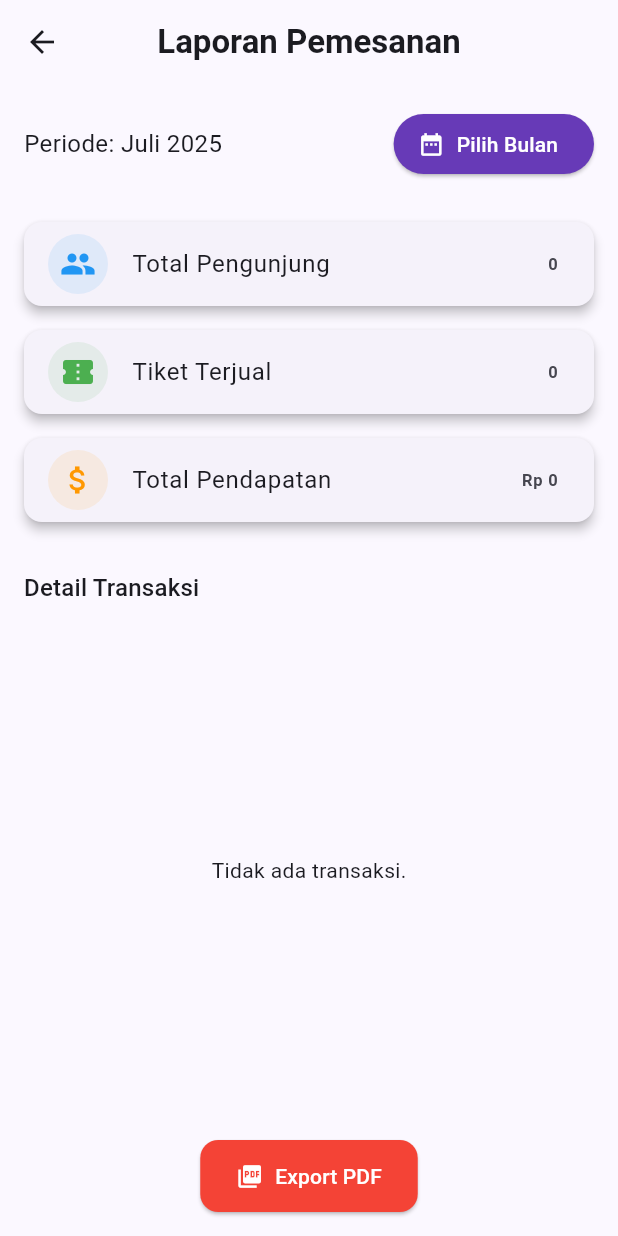
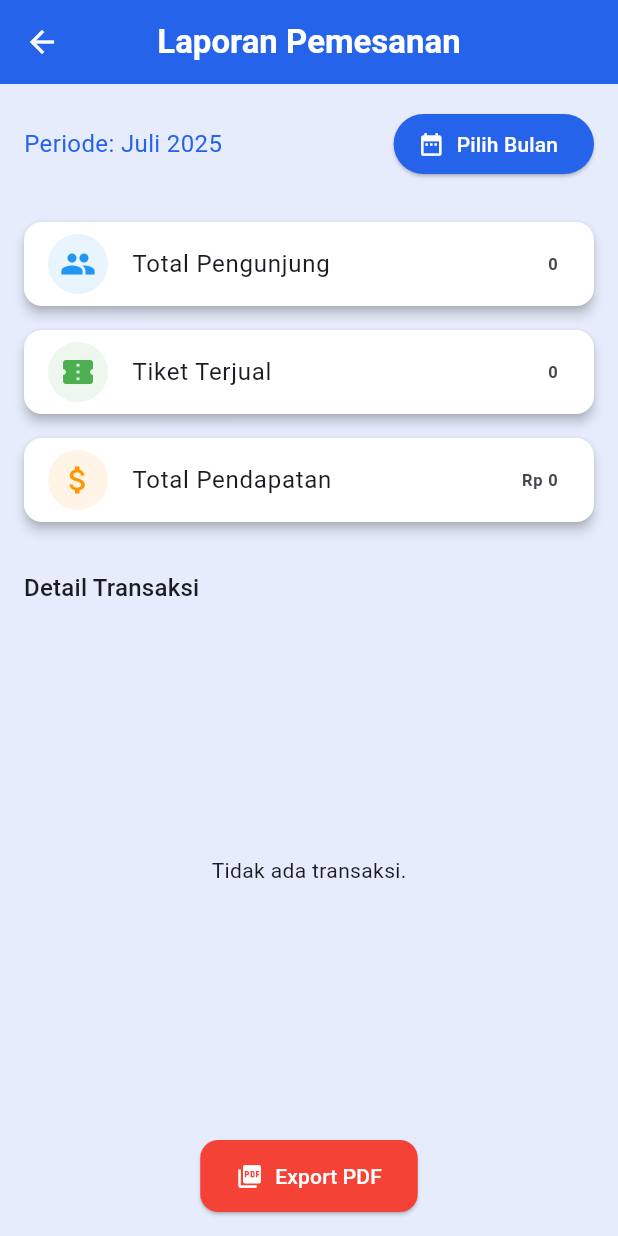
Before and after one commit to faizaST/museumgo, a Flutter app: the AdminHomePage screen opened by its route, after a tap on "Laporan", on a phone screen of 412 x 824 dp. Run offline on Flutter 3.47's test engine with Material 3 defaults, Android fonts, the phone set to English and light mode, and no system bars; our stand-ins replace get, get_storage, image_picker, month_picker_dialog, printing, supabase_flutter; accounts and stored records are empty; network calls fail.

Commit message:
mengubah warna screens admin

```diff
--- a/lib/screens/admin/admin_home_page.dart
+++ b/lib/screens/admin/admin_home_page.dart
@@ -2,6 +2,7 @@ import 'package:flutter/material.dart';
 import 'package:intl/intl.dart';
 import 'package:get/get.dart';
 import 'package:supabase_flutter/supabase_flutter.dart';
+
 import 'laporan_page.dart';
 import 'pemesanan_page.dart';
 import 'pengguna_page.dart';
@@ -22,6 +23,8 @@ class _AdminHomePageState extends State<AdminHomePage> {
   int pendapatan = 0;
   int menungguKonfirmasi = 0;
 
+  final primaryColor = const Color(0xFF2563EB);
+
   final List<String> _titles = const [
     'Dashboard Admin',
     'Data Pemesanan',
@@ -31,11 +34,8 @@ class _AdminHomePageState extends State<AdminHomePage> {
   @override
   void initState() {
     super.initState();
-
-    // Jika ada arguments dari Get.toNamed('/admin-home', arguments: 1)
     final argIndex = Get.arguments as int?;
     _selectedIndex = argIndex ?? 0;
-
     _loadStatistik();
   }
 
@@ -79,13 +79,8 @@ class _AdminHomePageState extends State<AdminHomePage> {
   }
 
   void _onNavTapped(int index) {
-    setState(() {
-      _selectedIndex = index;
-    });
-
-    if (index == 0) {
-      _loadStatistik();
-    }
+    setState(() => _selectedIndex = index);
+    if (index == 0) _loadStatistik();
   }
 
   @override
@@ -96,25 +91,29 @@ class _AdminHomePageState extends State<AdminHomePage> {
         tiket: tiketTerjual,
         pendapatan: pendapatan,
         menunggu: menungguKonfirmasi,
+        primaryColor: primaryColor,
       ),
       const PemesananPage(),
       const AdminProfilPage(),
     ];
 
     return Scaffold(
+      backgroundColor: const Color(0xFFE4EBFC),
       appBar: AppBar(
         title: Text(
           _titles[_selectedIndex],
           style: const TextStyle(fontWeight: FontWeight.bold),
         ),
         centerTitle: true,
-        automaticallyImplyLeading: false,
+        backgroundColor: primaryColor,
+        foregroundColor: Colors.white,
+        elevation: 0.5,
       ),
       body: IndexedStack(index: _selectedIndex, children: pages),
       bottomNavigationBar: BottomNavigationBar(
         currentIndex: _selectedIndex,
         onTap: _onNavTapped,
-        selectedItemColor: Colors.deepPurple,
+        selectedItemColor: primaryColor,
         unselectedItemColor: Colors.grey,
         items: const [
           BottomNavigationBarItem(icon: Icon(Icons.home), label: 'Home'),
@@ -134,12 +133,14 @@ class _DashboardPage extends StatelessWidget {
   final int tiket;
   final int pendapatan;
   final int menunggu;
+  final Color primaryColor;
 
   const _DashboardPage({
     required this.pengunjung,
     required this.tiket,
     required this.pendapatan,
     required this.menunggu,
+    required this.primaryColor,
   });
 
   String _getFormattedDate() {
@@ -161,7 +162,7 @@ class _DashboardPage extends StatelessWidget {
           const SizedBox(height: 4),
           Text(
             _getFormattedDate(),
-            style: const TextStyle(fontSize: 13, color: Colors.grey),
+            style: const TextStyle(fontSize: 13, color: Color(0xFF2563EB)),
           ),
           const SizedBox(height: 16),
           Wrap(
@@ -172,7 +173,7 @@ class _DashboardPage extends StatelessWidget {
                 title: 'Pengunjung',
                 value: '$pengunjung',
                 icon: Icons.people,
-                color: Colors.blue,
+                color: primaryColor,
               ),
               _StatCard(
                 title: 'Tiket Terjual',
@@ -209,7 +210,7 @@ class _DashboardPage extends StatelessWidget {
                 _MenuItem(
                   icon: Icons.people,
                   label: 'Pengguna',
-                  color: Colors.blue,
+                  color: primaryColor,
                   page: PenggunaPage(),
                 ),
                 _MenuItem(
@@ -243,7 +244,7 @@ class _MenuItem extends StatelessWidget {
   @override
   Widget build(BuildContext context) {
     return SizedBox(
-      width: 90,
+      width: 120, // 📌 Ukuran card diperbesar dari 90 → 120
       child: GestureDetector(
         onTap:
             () => Navigator.push(
@@ -251,20 +252,29 @@ class _MenuItem extends StatelessWidget {
               MaterialPageRoute(builder: (_) => page),
             ),
         child: Card(
-          elevation: 2,
+          color: Colors.white,
+          elevation: 3,
           shape: RoundedRectangleBorder(
-            borderRadius: BorderRadius.circular(12),
+            borderRadius: BorderRadius.circular(14),
           ),
           child: Padding(
-            padding: const EdgeInsets.symmetric(vertical: 12),
+            padding: const EdgeInsets.symmetric(
+              vertical: 18,
+            ), // 📌 Tambah padding
             child: Column(
               mainAxisSize: MainAxisSize.min,
               children: [
-                Icon(icon, size: 26, color: color),
-                const SizedBox(height: 6),
+                Icon(
+                  icon,
+                  size: 32,
+                  color: color,
+                ), // 📌 Ikon diperbesar dari 26 → 32
+                const SizedBox(height: 8),
                 Text(
                   label,
-                  style: const TextStyle(fontSize: 12),
+                  style: const TextStyle(
+                    fontSize: 14,
+                  ), // 📌 Font size sedikit dibesarkan
                   textAlign: TextAlign.center,
                 ),
               ],
@@ -292,10 +302,11 @@ class _StatCard extends StatelessWidget {
   @override
   Widget build(BuildContext context) {
     return SizedBox(
-      width: (MediaQuery.of(context).size.width - 48) / 2,
+      width: (MediaQuery.of(context).size.width - 46) / 2,
       child: Card(
-        elevation: 2,
-        shape: RoundedRectangleBorder(borderRadius: BorderRadius.circular(10)),
+        color: Colors.white,
+        elevation: 3,
+        shape: RoundedRectangleBorder(borderRadius: BorderRadius.circular(12)),
         child: Padding(
           padding: const EdgeInsets.symmetric(vertical: 10, horizontal: 10),
           child: Row(
--- a/lib/screens/admin/admin_profil_page.dart
+++ b/lib/screens/admin/admin_profil_page.dart
@@ -19,6 +19,7 @@ class _AdminProfilPageState extends State<AdminProfilPage> {
   final _box = GetStorage();
   final AuthService _authService = AuthService();
   final _nameController = TextEditingController();
+  final Color primaryColor = const Color(0xFF2563EB);
 
   UserModel? _admin;
   bool _isLoading = true;
@@ -99,7 +100,7 @@ class _AdminProfilPageState extends State<AdminProfilPage> {
         snackPosition: SnackPosition.BOTTOM,
       );
 
-      _loadAdminData(); // refresh data
+      _loadAdminData();
     } catch (e) {
       Get.snackbar(
         'Error',
@@ -134,6 +135,7 @@ class _AdminProfilPageState extends State<AdminProfilPage> {
   @override
   Widget build(BuildContext context) {
     return Scaffold(
+      backgroundColor: Colors.white,
       body:
           _isLoading
               ? const Center(child: CircularProgressIndicator())
@@ -169,9 +171,18 @@ class _AdminProfilPageState extends State<AdminProfilPage> {
                     const SizedBox(height: 24),
                     TextField(
                       controller: _nameController,
-                      decoration: const InputDecoration(
+                      decoration: InputDecoration(
                         labelText: 'Nama',
-                        border: OutlineInputBorder(),
+                        filled: true,
+                        fillColor: Colors.white,
+                        enabledBorder: OutlineInputBorder(
+                          borderSide: BorderSide(color: primaryColor),
+                          borderRadius: BorderRadius.circular(8),
+                        ),
+                        focusedBorder: OutlineInputBorder(
+                          borderSide: BorderSide(color: primaryColor, width: 2),
+                          borderRadius: BorderRadius.circular(8),
+                        ),
                       ),
                     ),
                     const SizedBox(height: 16),
@@ -180,19 +191,36 @@ class _AdminProfilPageState extends State<AdminProfilPage> {
                       controller: TextEditingController(
                         text: _admin?.email ?? '',
                       ),
-                      decoration: const InputDecoration(
+                      decoration: InputDecoration(
                         labelText: 'Email',
-                        border: OutlineInputBorder(),
+                        filled: true,
+                        fillColor: Colors.white,
+                        enabledBorder: OutlineInputBorder(
+                          borderSide: BorderSide(color: primaryColor),
+                          borderRadius: BorderRadius.circular(8),
+                        ),
+                        focusedBorder: OutlineInputBorder(
+                          borderSide: BorderSide(color: primaryColor, width: 2),
+                          borderRadius: BorderRadius.circular(8),
+                        ),
                       ),
                     ),
                     const SizedBox(height: 24),
                     SizedBox(
                       width: double.infinity,
                       child: ElevatedButton(
+                        style: ElevatedButton.styleFrom(
+                          backgroundColor: primaryColor,
+                          foregroundColor: Colors.white,
+                          padding: const EdgeInsets.symmetric(vertical: 12),
+                          shape: RoundedRectangleBorder(
+                            borderRadius: BorderRadius.circular(8),
+                          ),
+                        ),
                         onPressed: _saveChanges,
-                        child: const Padding(
-                          padding: EdgeInsets.symmetric(vertical: 12),
-                          child: Text('Simpan Perubahan'),
+                        child: const Text(
+                          'Simpan Perubahan',
+                          style: TextStyle(fontWeight: FontWeight.bold),
                         ),
                       ),
                     ),
@@ -202,16 +230,17 @@ class _AdminProfilPageState extends State<AdminProfilPage> {
                       child: OutlinedButton(
                         onPressed: _logout,
                         style: OutlinedButton.styleFrom(
-                          side: const BorderSide(color: Colors.black),
+                          side: BorderSide(color: primaryColor),
                           shape: RoundedRectangleBorder(
                             borderRadius: BorderRadius.circular(30),
                           ),
+                          padding: const EdgeInsets.symmetric(vertical: 12),
                         ),
-                        child: const Padding(
-                          padding: EdgeInsets.symmetric(vertical: 12),
-                          child: Text(
-                            'Log Out',
-                            style: TextStyle(fontWeight: FontWeight.bold),
+                        child: Text(
+                          'Log Out',
+                          style: TextStyle(
+                            fontWeight: FontWeight.bold,
+                            color: primaryColor,
                           ),
                         ),
                       ),
--- a/lib/screens/admin/laporan_page.dart
+++ b/lib/screens/admin/laporan_page.dart
@@ -16,6 +16,7 @@ class LaporanPage extends StatefulWidget {
 
 class _LaporanPageState extends State<LaporanPage> {
   final _service = PemesananService();
+  final primaryColor = const Color(0xFF2563EB);
   DateTime selectedDate = DateTime.now();
 
   List<Tiket> laporan = [];
@@ -96,33 +97,37 @@ class _LaporanPageState extends State<LaporanPage> {
           icon: const Icon(Icons.arrow_back),
           onPressed: () => Navigator.pop(context),
         ),
+        backgroundColor: primaryColor,
+        foregroundColor: Colors.white,
       ),
-      body: Padding(
+      body: Container(
+        color: const Color.fromARGB(235, 228, 235, 252),
         padding: const EdgeInsets.all(16),
         child: Column(
           crossAxisAlignment: CrossAxisAlignment.start,
           children: [
-            // Periode
             Row(
               mainAxisAlignment: MainAxisAlignment.spaceBetween,
               children: [
                 Text(
                   'Periode: $bulanTahun',
-                  style: const TextStyle(fontSize: 16),
+                  style: const TextStyle(
+                    fontSize: 16,
+                    color: Color(0xFF2563EB),
+                  ),
                 ),
                 ElevatedButton.icon(
                   onPressed: () => _selectMonth(context),
                   icon: const Icon(Icons.date_range),
                   label: const Text('Pilih Bulan'),
                   style: ElevatedButton.styleFrom(
-                    backgroundColor: Colors.deepPurple,
+                    backgroundColor: primaryColor,
                     foregroundColor: Colors.white,
                   ),
                 ),
               ],
             ),
             const SizedBox(height: 20),
-
             _buildStatCard(
               Icons.people,
               'Total Pengunjung',
@@ -141,11 +146,9 @@ class _LaporanPageState extends State<LaporanPage> {
               'Rp ${NumberFormat("#,###", "id_ID").format(totalPendapatan)}',
               Colors.orange,
             ),
-
             const SizedBox(height: 24),
             Text('Detail Transaksi', style: textTheme.titleMedium),
             const SizedBox(height: 8),
-
             Expanded(
               child:
                   isLoading
@@ -157,23 +160,33 @@ class _LaporanPageState extends State<LaporanPage> {
                         itemBuilder: (context, index) {
                           final item = laporan[index];
                           return Card(
-                            margin: const EdgeInsets.symmetric(vertical: 4),
+                            color: Colors.white, // <-- agar putih
+                            shape: RoundedRectangleBorder(
+                              borderRadius: BorderRadius.circular(12),
+                            ),
+                            margin: const EdgeInsets.symmetric(vertical: 6),
+                            elevation: 2,
                             child: ListTile(
                               leading: CircleAvatar(
-                                backgroundColor: Colors.deepPurple,
-                                child: Text('${index + 1}'),
+                                backgroundColor: primaryColor.withOpacity(0.1),
+                                child: Text(
+                                  '${index + 1}',
+                                  style: TextStyle(color: primaryColor),
+                                ),
                               ),
                               title: Text('${item.nama} - ${item.tanggal}'),
                               subtitle: Text('${item.jumlah} tiket'),
                               trailing: Text(
                                 'Rp ${NumberFormat('#,###', 'id_ID').format(item.total)}',
+                                style: const TextStyle(
+                                  fontWeight: FontWeight.bold,
+                                ),
                               ),
                             ),
                           );
                         },
                       ),
             ),
-
             const SizedBox(height: 12),
             Center(
               child: ElevatedButton.icon(
@@ -206,6 +219,7 @@ class _LaporanPageState extends State<LaporanPage> {
     Color color,
   ) {
     return Card(
+      color: Colors.white, // <-- warna putih
       margin: const EdgeInsets.symmetric(vertical: 8),
       elevation: 3,
       shape: RoundedRectangleBorder(borderRadius: BorderRadius.circular(12)),
@@ -225,7 +239,6 @@ class _LaporanPageState extends State<LaporanPage> {
 
   Future<void> _exportPDF() async {
     final pdf = pw.Document();
-
     pdf.addPage(
       pw.MultiPage(
         build:
--- a/lib/screens/admin/pemesanan_page.dart
+++ b/lib/screens/admin/pemesanan_page.dart
@@ -100,7 +100,9 @@ class _PemesananPageState extends State<PemesananPage> {
   @override
   Widget build(BuildContext context) {
     return Scaffold(
-      body:
+      backgroundColor: const Color(0xFFE4EBFC),
+      body: SafeArea(
+        child:
             isLoading
                 ? const Center(child: CircularProgressIndicator())
                 : pemesananList.isEmpty
@@ -111,6 +113,7 @@ class _PemesananPageState extends State<PemesananPage> {
                   onTolak: tolak,
                   onHapus: hapus,
                   onBukaBukti: bukaBukti,
+                ),
       ),
     );
   }
@@ -149,6 +152,7 @@ class PemesananBody extends StatelessWidget {
         if (isRejected) statusColor = Colors.red;
 
         return Card(
+          color: Colors.white, // ✅ ini menjaga warna putih
           shape: RoundedRectangleBorder(
             borderRadius: BorderRadius.circular(12),
           ),
```
Also changed, not shown: lib/screens/admin/pengguna_page.dart (+74 -27 lines). Lines whose indentation alone changed are shown as unchanged.
